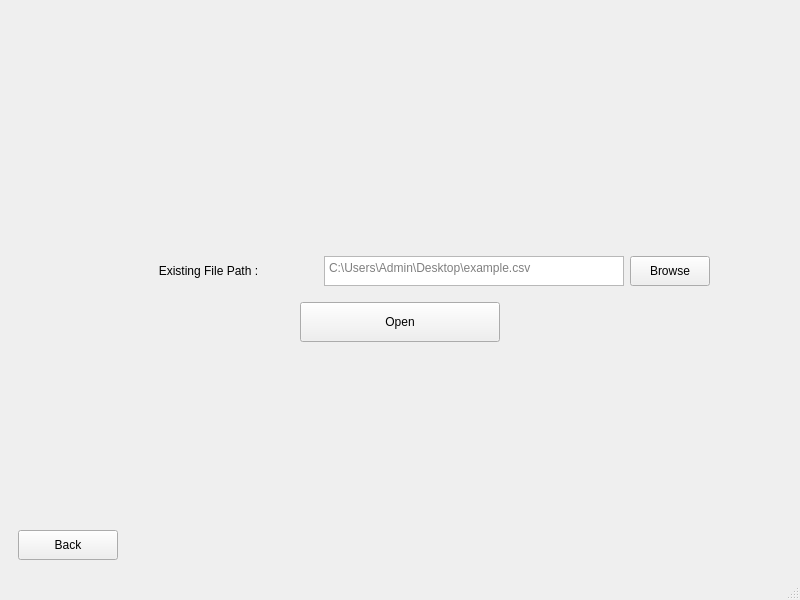
The window that Trace.ui (ben-wsh10/Product_Traceability) describes before a commit, drawn with Qt 5.
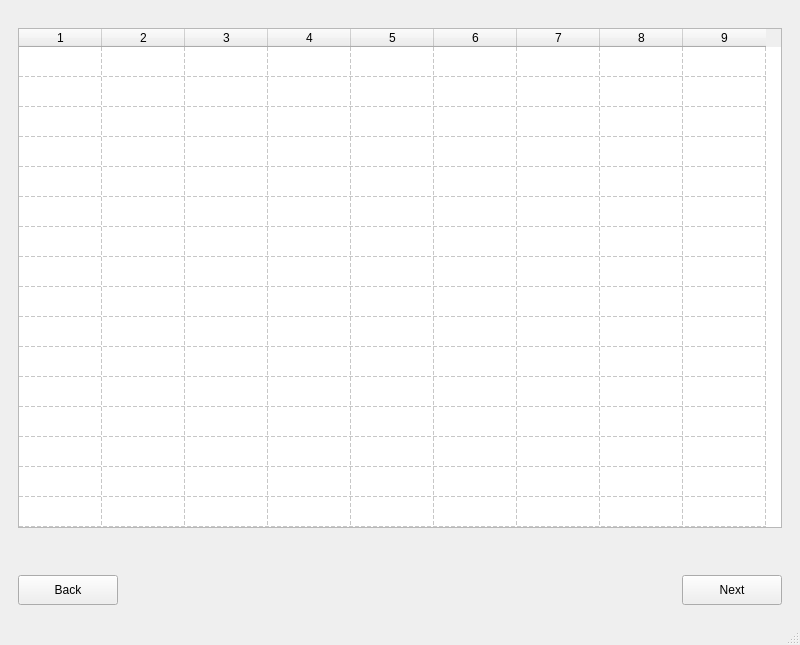
The same window after the commit.

Commit message: Read CSV functionality

What changed in the file:
```diff
--- a/Trace.ui
+++ b/Trace.ui
@@ -7,12 +7,15 @@
     <x>0</x>
     <y>0</y>
     <width>800</width>
-    <height>600</height>
+    <height>645</height>
    </rect>
   </property>
   <property name="windowTitle">
    <string>MainWindow</string>
   </property>
+  <property name="tabShape">
+   <enum>QTabWidget::Rounded</enum>
+  </property>
   <widget class="QWidget" name="centralwidget">
    <layout class="QHBoxLayout" name="horizontalLayout_2">
     <item>
@@ -20,7 +23,7 @@
       <item>
        <widget class="QStackedWidget" name="stackedWidget">
         <property name="currentIndex">
-         <number>2</number>
+         <number>3</number>
         </property>
         <widget class="QWidget" name="MainMenuPage">
          <layout class="QHBoxLayout" name="horizontalLayout_4">
@@ -386,6 +389,225 @@
           </item>
          </layout>
         </widget>
+        <widget class="QWidget" name="page">
+         <layout class="QVBoxLayout" name="verticalLayout_8">
+          <item>
+           <layout class="QVBoxLayout" name="verticalLayout_7">
+            <item>
+             <layout class="QVBoxLayout" name="verticalLayout_9">
+              <property name="topMargin">
+               <number>10</number>
+              </property>
+              <item>
+               <widget class="QTableWidget" name="excelTable">
+                <property name="enabled">
+                 <bool>true</bool>
+                </property>
+                <property name="sizePolicy">
+                 <sizepolicy hsizetype="Minimum" vsizetype="Minimum">
+                  <horstretch>0</horstretch>
+                  <verstretch>0</verstretch>
+                 </sizepolicy>
+                </property>
+                <property name="minimumSize">
+                 <size>
+                  <width>750</width>
+                  <height>500</height>
+                 </size>
+                </property>
+                <property name="maximumSize">
+                 <size>
+                  <width>2000</width>
+                  <height>2000</height>
+                 </size>
+                </property>
+                <property name="frameShape">
+                 <enum>QFrame::StyledPanel</enum>
+                </property>
+                <property name="frameShadow">
+                 <enum>QFrame::Sunken</enum>
+                </property>
+                <property name="verticalScrollBarPolicy">
+                 <enum>Qt::ScrollBarAlwaysOff</enum>
+                </property>
+                <property name="editTriggers">
+                 <set>QAbstractItemView::NoEditTriggers</set>
+                </property>
+                <property name="alternatingRowColors">
+                 <bool>false</bool>
+                </property>
+                <property name="iconSize">
+                 <size>
+                  <width>0</width>
+                  <height>0</height>
+                 </size>
+                </property>
+                <property name="textElideMode">
+                 <enum>Qt::ElideRight</enum>
+                </property>
+                <property name="showGrid">
+                 <bool>true</bool>
+                </property>
+                <property name="gridStyle">
+                 <enum>Qt::DashLine</enum>
+                </property>
+                <property name="wordWrap">
+                 <bool>true</bool>
+                </property>
+                <property name="cornerButtonEnabled">
+                 <bool>true</bool>
+                </property>
+                <property name="rowCount">
+                 <number>50</number>
+                </property>
+                <property name="columnCount">
+                 <number>9</number>
+                </property>
+                <attribute name="horizontalHeaderVisible">
+                 <bool>true</bool>
+                </attribute>
+                <attribute name="horizontalHeaderDefaultSectionSize">
+                 <number>83</number>
+                </attribute>
+                <attribute name="horizontalHeaderHighlightSections">
+                 <bool>true</bool>
+                </attribute>
+                <attribute name="horizontalHeaderMinimumSectionSize">
+                 <number>39</number>
+                </attribute>
+                <attribute name="horizontalHeaderStretchLastSection">
+                 <bool>false</bool>
+                </attribute>
+                <attribute name="verticalHeaderVisible">
+                 <bool>false</bool>
+                </attribute>
+                <attribute name="verticalHeaderCascadingSectionResizes">
+                 <bool>false</bool>
+                </attribute>
+                <attribute name="verticalHeaderHighlightSections">
+                 <bool>true</bool>
+                </attribute>
+                <row/>
+                <row/>
+                <row/>
+                <row/>
+                <row/>
+                <row/>
+                <row/>
+                <row/>
+                <row/>
+                <row/>
+                <row/>
+                <row/>
+                <row/>
+                <row/>
+                <row/>
+                <row/>
+                <row/>
+                <row/>
+                <row/>
+                <row/>
+                <row/>
+                <row/>
+                <row/>
+                <row/>
+                <row/>
+                <row/>
+                <row/>
+                <row/>
+                <row/>
+                <row/>
+                <row/>
+                <row/>
+                <row/>
+                <row/>
+                <row/>
+                <row/>
+                <row/>
+                <row/>
+                <row/>
+                <row/>
+                <row/>
+                <row/>
+                <row/>
+                <row/>
+                <row/>
+                <row/>
+                <row/>
+                <row/>
+                <row/>
+                <row/>
+                <column/>
+                <column/>
+                <column/>
+                <column/>
+                <column/>
+                <column/>
+                <column/>
+                <column/>
+                <column/>
+               </widget>
+              </item>
+             </layout>
+            </item>
+            <item>
+             <layout class="QHBoxLayout" name="horizontalLayout_7">
+              <item alignment="Qt::AlignLeft|Qt::AlignBottom">
+               <widget class="QPushButton" name="backButton3">
+                <property name="sizePolicy">
+                 <sizepolicy hsizetype="Minimum" vsizetype="Minimum">
+                  <horstretch>0</horstretch>
+                  <verstretch>0</verstretch>
+                 </sizepolicy>
+                </property>
+                <property name="minimumSize">
+                 <size>
+                  <width>100</width>
+                  <height>30</height>
+                 </size>
+                </property>
+                <property name="maximumSize">
+                 <size>
+                  <width>100</width>
+                  <height>30</height>
+                 </size>
+                </property>
+                <property name="text">
+                 <string>Back</string>
+                </property>
+               </widget>
+              </item>
+              <item alignment="Qt::AlignRight|Qt::AlignBottom">
+               <widget class="QPushButton" name="nextButton">
+                <property name="sizePolicy">
+                 <sizepolicy hsizetype="Minimum" vsizetype="Minimum">
+                  <horstretch>0</horstretch>
+                  <verstretch>0</verstretch>
+                 </sizepolicy>
+                </property>
+                <property name="minimumSize">
+                 <size>
+                  <width>100</width>
+                  <height>30</height>
+                 </size>
+                </property>
+                <property name="maximumSize">
+                 <size>
+                  <width>100</width>
+                  <height>30</height>
+                 </size>
+                </property>
+                <property name="text">
+                 <string>Next</string>
+                </property>
+               </widget>
+              </item>
+             </layout>
+            </item>
+           </layout>
+          </item>
+         </layout>
+        </widget>
        </widget>
       </item>
      </layout>
```
The commit also changes 2 other files.
